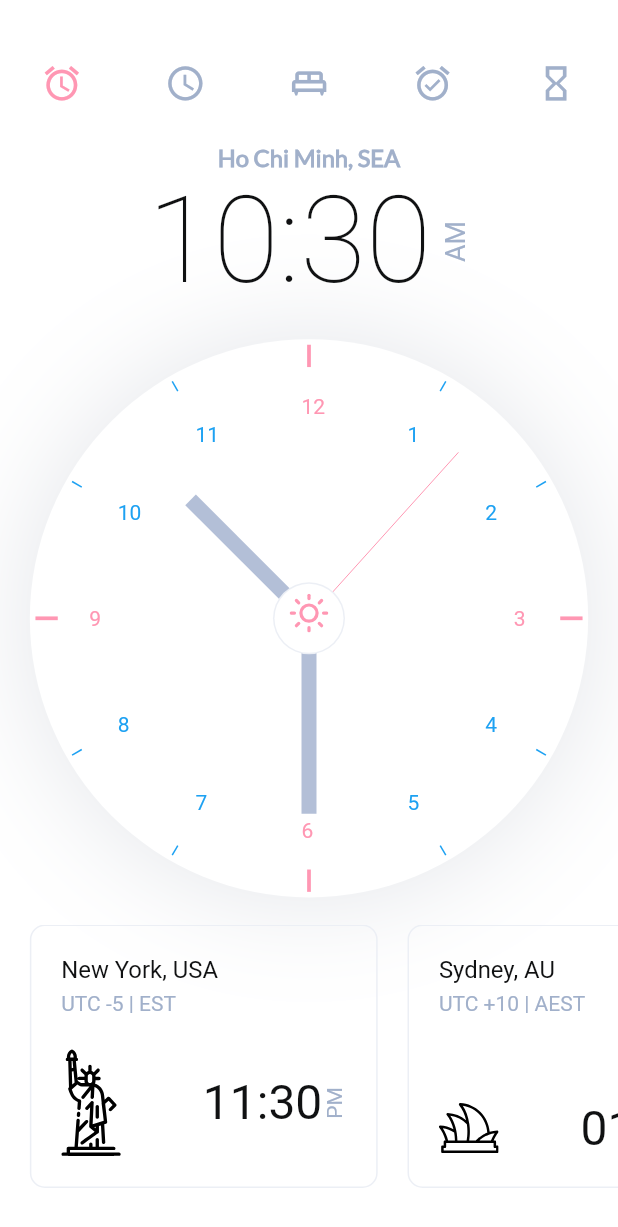
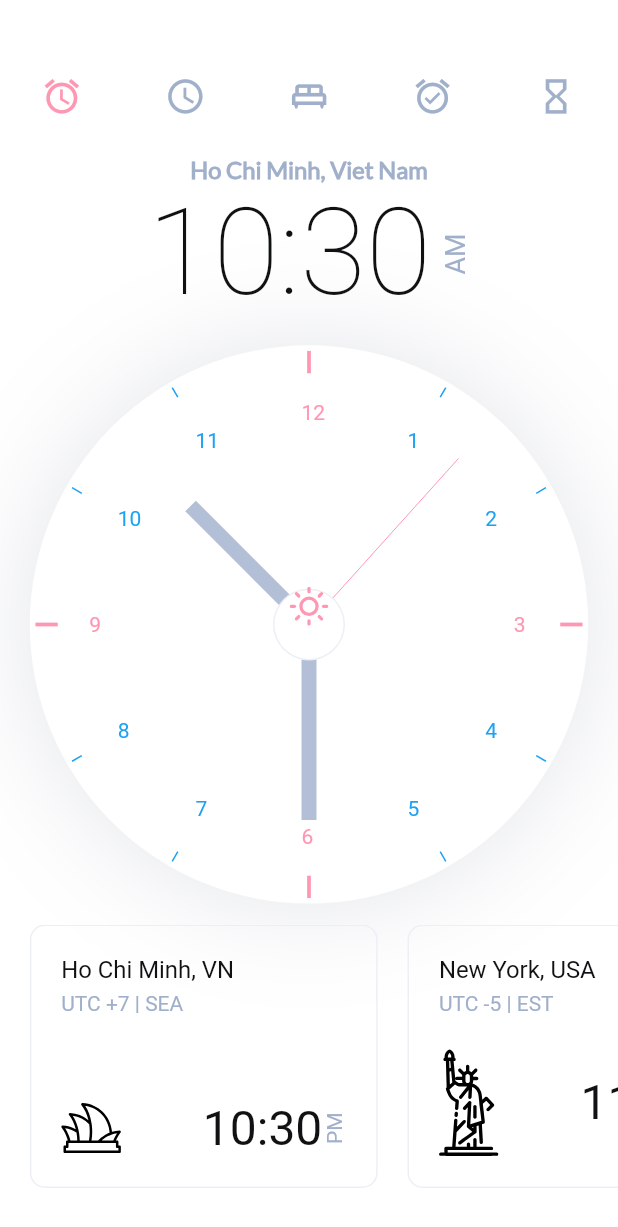
Before and after one commit to lambiengcode/analog-clock, a Flutter app: the screen it shows after launch, on a phone screen of 412 x 824 dp. Shown: the top 1227 px of the screen. Run offline on Flutter 3.47's test engine with Material 2 defaults, Android fonts, the phone set to English and light mode, and no system bars; our stand-ins replace flutter_icons, flutter_neumorphic, flutter_svg, get, get_storage, google_fonts and 1 more.

Commit message:
add screenshots

```diff
--- a/lib/src/app.dart
+++ b/lib/src/app.dart
@@ -1,6 +1,7 @@
 import 'package:analog_clock/src/pages/tab/tab_bar_layout.dart';
 import 'package:flutter/material.dart';
 import 'package:flutter/services.dart';
+import 'package:get/get.dart';
 
 class App extends StatefulWidget {
   @override
@@ -10,16 +11,16 @@ class App extends StatefulWidget {
 class _AppState extends State<App> with WidgetsBindingObserver {
   @override
   void initState() {
-    SystemChrome.setSystemUIOverlayStyle(SystemUiOverlayStyle(
-      statusBarColor: Colors.transparent,
-      statusBarBrightness: Brightness.dark,
-      statusBarIconBrightness: Brightness.dark,
-    ));
     WidgetsBinding.instance.addObserver(this);
     SystemChrome.setPreferredOrientations([
       DeviceOrientation.portraitDown,
       DeviceOrientation.portraitUp,
     ]);
+    SystemChrome.setSystemUIOverlayStyle(SystemUiOverlayStyle(
+      statusBarColor: Colors.transparent,
+      statusBarBrightness: Theme.of(Get.context).brightness,
+      statusBarIconBrightness: Theme.of(Get.context).brightness,
+    ));
     super.initState();
   }
 
--- a/lib/src/pages/bedtime/bed_time_page.dart
+++ b/lib/src/pages/bedtime/bed_time_page.dart
@@ -98,7 +98,7 @@ class _BedTimePageState extends State<BedTimePage> {
                 ),
               ),
               Positioned(
-                top: width * .385,
+                top: height * .186,
                 left: 0,
                 right: 0,
                 child: IconButton(
--- a/lib/src/pages/home/widgets/body.dart
+++ b/lib/src/pages/home/widgets/body.dart
@@ -18,7 +18,7 @@ class Body extends StatelessWidget {
         child: Column(
           children: [
             Text(
-              "Ho Chi Minh, SEA",
+              "Ho Chi Minh, Viet Nam",
               style: Theme.of(context).textTheme.bodyText1.copyWith(
                     fontFamily: 'Lato',
                     fontWeight: FontWeight.w600,
@@ -33,6 +33,13 @@ class Body extends StatelessWidget {
               scrollDirection: Axis.horizontal,
               child: Row(
                 children: [
+                  CountryCard(
+                    country: "Ho Chi Minh, VN",
+                    timeZone: "UTC +7 | SEA",
+                    iconSrc: "assets/icons/Sydney.svg",
+                    time: format.format(DateTime.now()),
+                    period: "PM",
+                  ),
                   CountryCard(
                     country: "New York, USA",
                     timeZone: "UTC -5 | EST",
--- a/lib/src/pages/home/widgets/clock.dart
+++ b/lib/src/pages/home/widgets/clock.dart
@@ -39,7 +39,7 @@ class Clock extends StatelessWidget {
           ),
         ),
         Positioned(
-          top: width * .385,
+          top: height * .182,
           left: 0,
           right: 0,
           child: IconButton(
--- a/lib/src/pages/tab/tab_bar_layout.dart
+++ b/lib/src/pages/tab/tab_bar_layout.dart
@@ -37,7 +37,7 @@ class _TabBarLayoutState extends State<TabBarLayout>
       body: Container(
         child: Column(
           children: [
-            SizedBox(height: height / 25.0),
+            SizedBox(height: height / 20.0),
             _buildTopBar(context),
             SizedBox(height: 16.0),
             Expanded(
```
Also changed, not shown: lib/src/theme/theme_service.dart (+21 -5 lines), pubspec.lock, 6 other files.
